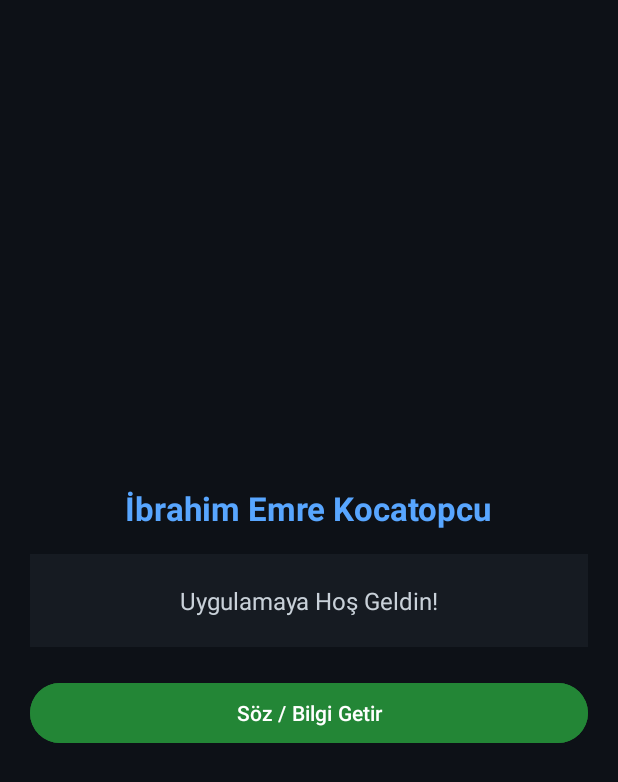
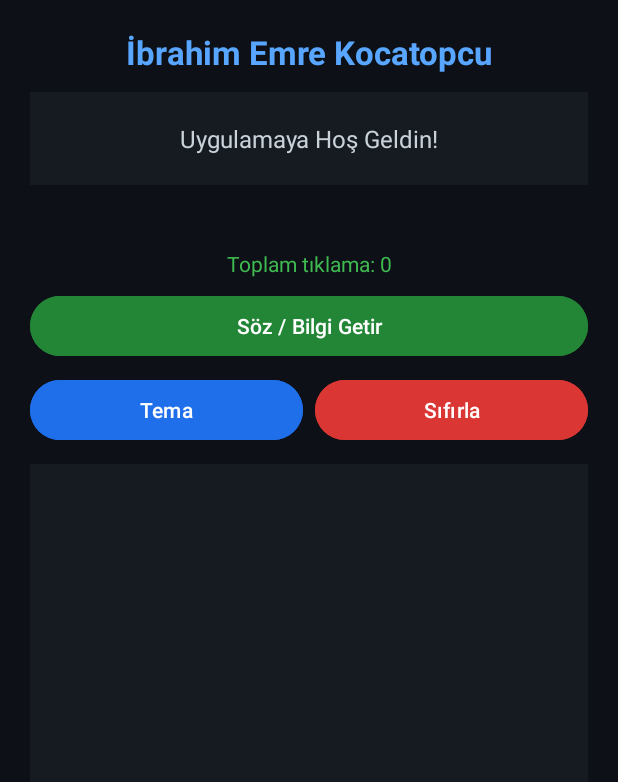
Before and after one commit to burakkayaa202-cpu/ibrahim-emre-kocatopcu, an Android app: the layout activity_main.xml on its own in the app's theme, with its tools: preview values and no code run, on a phone screen of 412 x 824 dp. Shown: the top 782 px of the screen. Run offline under Robolectric (Android 15) with nearby library versions, the phone set to English and light mode, and no system bars.

Commit message:
Update activity_main.xml

```diff
--- a/app/src/main/res/layout/activity_main.xml
+++ b/app/src/main/res/layout/activity_main.xml
@@ -1,17 +1,17 @@
 <?xml version="1.0" encoding="utf-8"?>
 <LinearLayout xmlns:android="http://schemas.android.com/apk/res/android"
+    android:id="@+id/rootLayout"
     android:layout_width="match_parent"
     android:layout_height="match_parent"
     android:background="#0D1117"
-    android:gravity="center"
     android:orientation="vertical"
     android:padding="20dp">
 
     <TextView
-        android:id="@+id/txtIsim"
-        android:layout_width="wrap_content"
+        android:layout_width="match_parent"
         android:layout_height="wrap_content"
-        android:layout_marginBottom="16dp"
+        android:layout_marginBottom="12dp"
+        android:gravity="center"
         android:text="İbrahim Emre Kocatopcu"
         android:textColor="#58A6FF"
         android:textSize="22sp"
@@ -21,7 +21,6 @@
         android:id="@+id/txtBaslik"
         android:layout_width="match_parent"
         android:layout_height="wrap_content"
-        android:layout_marginBottom="20dp"
         android:background="#161B22"
         android:gravity="center"
         android:padding="20dp"
@@ -29,7 +28,26 @@
         android:textColor="#C9D1D9"
         android:textSize="16sp" />
 
-    <com.google.android.material.button.MaterialButton
+    <TextView
+        android:id="@+id/txtDetayBilgi"
+        android:layout_width="match_parent"
+        android:layout_height="wrap_content"
+        android:gravity="center"
+        android:padding="8dp"
+        android:textColor="#8B949E"
+        android:textSize="13sp" />
+
+    <TextView
+        android:id="@+id/txtSayacGosterge"
+        android:layout_width="match_parent"
+        android:layout_height="wrap_content"
+        android:gravity="center"
+        android:padding="8dp"
+        android:text="Toplam tıklama: 0"
+        android:textColor="#3FB950"
+        android:textSize="14sp" />
+
+    <Button
         android:id="@+id/btnTikla"
         android:layout_width="match_parent"
         android:layout_height="wrap_content"
@@ -37,4 +55,47 @@
         android:text="Söz / Bilgi Getir"
         android:textColor="#FFFFFF" />
 
+    <LinearLayout
+        android:layout_width="match_parent"
+        android:layout_height="wrap_content"
+        android:layout_marginTop="8dp"
+        android:orientation="horizontal">
+
+        <Button
+            android:id="@+id/btnTemaDegistir"
+            android:layout_width="0dp"
+            android:layout_height="wrap_content"
+            android:layout_marginEnd="4dp"
+            android:layout_weight="1"
+            android:backgroundTint="#1F6FEB"
+            android:text="Tema"
+            android:textColor="#FFFFFF" />
+
+        <Button
+            android:id="@+id/btnSifirla"
+            android:layout_width="0dp"
+            android:layout_height="wrap_content"
+            android:layout_marginStart="4dp"
+            android:layout_weight="1"
+            android:backgroundTint="#DA3633"
+            android:text="Sıfırla"
+            android:textColor="#FFFFFF" />
+    </LinearLayout>
+
+    <ScrollView
+        android:layout_width="match_parent"
+        android:layout_height="0dp"
+        android:layout_marginTop="12dp"
+        android:layout_weight="1"
+        android:background="#161B22">
+
+        <TextView
+            android:id="@+id/txtLogEkrani"
+            android:layout_width="match_parent"
+            android:layout_height="wrap_content"
+            android:padding="10dp"
+            android:textColor="#7EE787"
+            android:textSize="12sp" />
+    </ScrollView>
+
 </LinearLayout>
```
